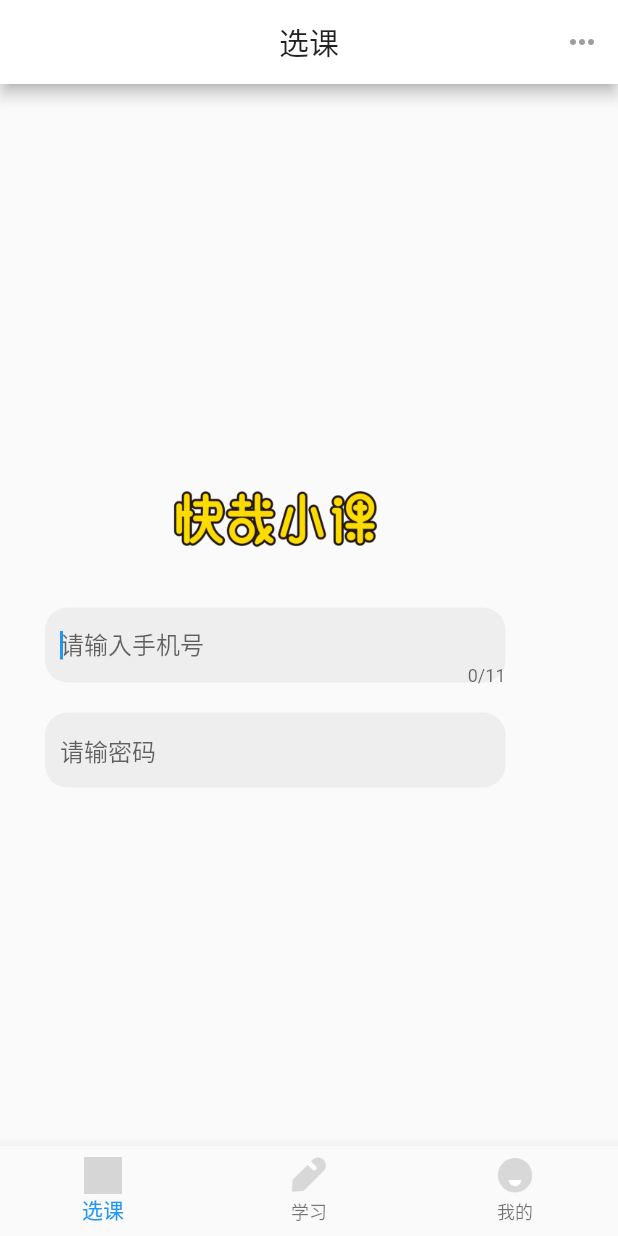
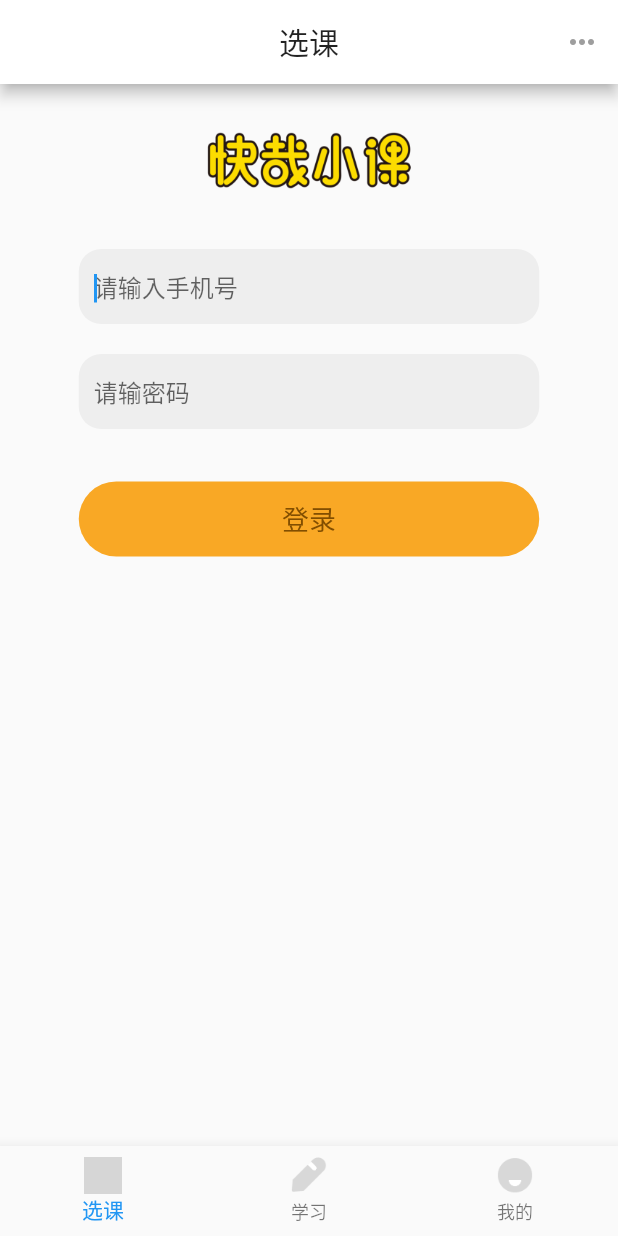
Before and after one commit to BlissYang91/micro_course, a Flutter app: the screen it shows after launch, on a phone screen of 412 x 824 dp. Run offline on Flutter 3.47's test engine with Material 2 defaults, Android fonts, the phone set to English and light mode, and no system bars; our stand-ins replace dio, flutter_swiper; grey boxes are pictures that could not be loaded.

Commit message:
dio网络封装

```diff
--- /dev/null
+++ b/lib/http/APIConfig.dart
@@ -0,0 +1,5 @@
+class APIConfig{
+
+  ///登录
+  static String LOGIN = "wx-java-api/login-by-phone";
+}
--- /dev/null
+++ b/lib/http/GlobalConfig.dart
@@ -0,0 +1,4 @@
+class GlobalConfig{
+  static bool isDebug = true;//是否是调试模式
+  static bool dark = false;
+}
--- /dev/null
+++ b/lib/http/ResultCode.dart
@@ -0,0 +1,21 @@
+class ResultCode{
+  //正常返回是1
+  static const SUCCESS = 1;
+
+  //异常返回是0
+  static const ERROR = 1;
+
+  /// When opening  url timeout, it occurs.
+  static const CONNECT_TIMEOUT = -1;
+
+  ///It occurs when receiving timeout.
+  static const RECEIVE_TIMEOUT = -2;
+
+  /// When the server response, but with a incorrect status, such as 404, 503...
+  static const RESPONSE = -3;
+  /// When the request is cancelled, dio will throw a error with this type.
+  static const CANCEL = -4;
+
+  /// read the DioError.error if it is not null.
+  static const DEFAULT = -5;
+}
--- a/lib/ui/CourseScreen.dart
+++ b/lib/ui/CourseScreen.dart
@@ -1,18 +1,22 @@
 import 'package:flutter/material.dart';
+import 'package:micro_course/utils/HexColor.dart';
+import 'package:micro_course/http/DioManger.dart';
+import 'package:micro_course/http/APIConfig.dart';
+class CourseScreen extends StatefulWidget {
 
-class CourseScreen extends StatefulWidget {
 
   @override
   State<StatefulWidget> createState() {
-    // TODO: implement createState
     return _LoginState();
   }
 }
 
 class _LoginState extends State<CourseScreen>{
+  final phoneController = TextEditingController();
+  final pwdController = TextEditingController();
+
   @override
   Widget build(BuildContext context) {
-    // TODO: implement build
     return Scaffold(
         appBar: AppBar(
           title: Text('选课'),
@@ -29,11 +33,11 @@ class _LoginState extends State<CourseScreen>{
                 })
           ],
         ),
-        body: Padding(
+        body: Container(
+          alignment: AlignmentDirectional.center,
+          child: Padding(
             padding: EdgeInsets.fromLTRB(30.0,32.0,30.0,0),
             child: Column(
-            crossAxisAlignment: CrossAxisAlignment.center,
-            mainAxisAlignment: MainAxisAlignment.center,
               children: <Widget>[
                 Image(
                   image: AssetImage("images/course_logo.png"),
@@ -41,7 +45,20 @@ class _LoginState extends State<CourseScreen>{
                   height: 38,
                   fit: BoxFit.contain,
                 ),
-              Padding(
+                inputPhone(context),
+
+                inputPassword(context),
+
+                loginWidget(context),
+              ],
+            ),
+          )),
+        );
+
+  }
+  ///手机号模块
+  Widget inputPhone(BuildContext context){
+    return Padding(
       padding: EdgeInsets.only(top: 40),
       child: Container(
         height: 50,
@@ -52,28 +69,24 @@ class _LoginState extends State<CourseScreen>{
             color: Colors.grey[200],
             borderRadius: BorderRadius.circular(15)
         ),
-                  child:  TextField(
+        child: TextField(
           autofocus: true,
+          controller: phoneController,
           decoration: InputDecoration(
-//                      labelText: "手机号",
             hintText: "请输入手机号",
             border: InputBorder.none,
-//                    helperText: "请输入11位手机号",
-//                    helperStyle: TextStyle(
-//                      color: Colors.red,
-//                      fontSize: 12,
-//                    ),
             contentPadding: EdgeInsets.zero,
           ),
-                    maxLength: 11,
           onChanged: (v){
 //                      print("手机号:$v");
           },
         ),
       ),
-              ),
-
-              Padding(
+    );
+  }
+  /// 密码模块
+  Widget inputPassword(BuildContext context){
+    return  Padding(
       padding: EdgeInsets.only(top: 20),
       child: Container(
         height: 50,
@@ -86,6 +99,7 @@ class _LoginState extends State<CourseScreen>{
         ),
         child:  TextField(
           autofocus: true,
+          controller: pwdController,
           decoration: InputDecoration(
             hintText: "请输密码",
             border: InputBorder.none,
@@ -96,13 +110,62 @@ class _LoginState extends State<CourseScreen>{
           },
         ),
       ),
+    );
+  }
+  /// 登录模块
+  Widget loginWidget(BuildContext context){
+    return GestureDetector(
+      onTap: (){
+          var params = {
+            "phone":phoneController.text,
+            "password":pwdController.text,
+          };
+          login(params);
+
+//        Scaffold.of(context).showSnackBar(SnackBar(
+//          content: Text('点击登录'+phoneController.text),
+//        ));
+      },
+      child: Padding(
+        padding: EdgeInsets.fromLTRB(7.5, 0, 7.5, 0),
+        child: Container(
+          height: 120,
+          child: Stack(
+            alignment: AlignmentDirectional.center,
+            children: <Widget>[
+
+              Container(
+                height: 50,
+                width: 307,
+                decoration: BoxDecoration(
+                  color: Colors.yellow[800],
+                  borderRadius:
+                  BorderRadius.all(Radius.circular(45)),
                 ),
+              ),
+              Text(
+                '登录',
+                style: TextStyle(
+                    fontSize: 18, color: HexColor('#824E00')),
+              ),
+            ],
 
-
-            ],
           ),
-        ));
+        ),
+      ),
+    );
   }
 
-
+  void login(Map<String, String> params) {
+    DioManger.getInstance().post(
+        APIConfig.LOGIN,
+        params,
+            (data){
+          print("登录成功："+data.toString());
+        },
+            (error){
+          print("登录异常："+error.toString());
         }
+    );
+  }
+}
```
Also changed, not shown: lib/http/DioManger.dart (added, +102 -0 lines). Lines whose indentation alone changed are shown as unchanged.
